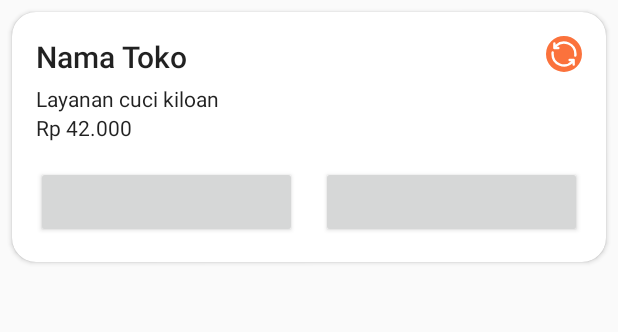
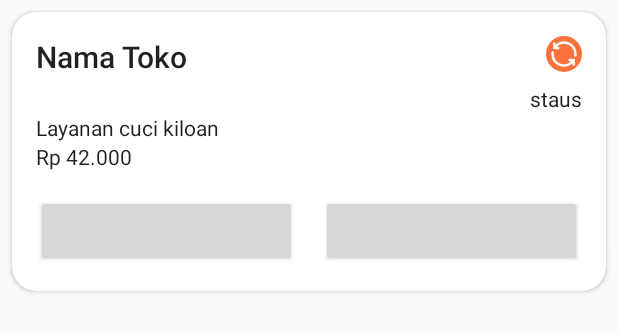
Before and after one commit to basriumar12/update-konsumen---Laundry, an Android app: the layout adapter_booking.xml on its own in the app's theme, with its tools: preview values and no code run, on a phone screen of 412 x 824 dp. Shown: the top 332 px of the screen. Run offline under Robolectric (Android 15) with nearby library versions, the phone set to English and light mode, and no system bars; plain views replace FancyButton.

Commit message:
update dunia laundry

```diff
--- a/app/src/main/java/com/samyotech/laundry/ui/activity/SearchActivity.java
+++ b/app/src/main/java/com/samyotech/laundry/ui/activity/SearchActivity.java
@@ -4,6 +4,7 @@ import android.content.Context;
 import android.os.Bundle;
 import android.text.Editable;
 import android.text.TextWatcher;
+import android.util.Log;
 import android.view.View;
 
 import androidx.appcompat.app.AppCompatActivity;
@@ -93,6 +94,7 @@ public class SearchActivity extends AppCompatActivity {
 
                     }
                 } else {
+                    Log.e("TAG","search : "+msg);
                     ProjectUtils.showToast(mContext, msg);
                 }
             }
--- a/app/src/main/java/com/samyotech/laundry/ui/adapter/OperationalAdapter.java
+++ b/app/src/main/java/com/samyotech/laundry/ui/adapter/OperationalAdapter.java
@@ -52,6 +52,11 @@ public class OperationalAdapter extends RecyclerView.Adapter<OperationalAdapter.
     public void onBindViewHolder(@NonNull MyViewHolder holder, int position) {
         binding.tvDate.setText("Hari : " + servicesDTOArrayList.get(position).getHari());
         binding.tvTime.setText("Jam Buka : " + servicesDTOArrayList.get(position).getJamBuka() + " Jam Tutup: " + servicesDTOArrayList.get(position).getJamTutup());
+
+        if(servicesDTOArrayList.get(position).getStatus().equals("0")){
+            binding.tvTime.setVisibility(View.GONE);
+            binding.tvDate.setVisibility(View.GONE);
+        }
     }
 
     @Override
--- a/app/src/main/java/com/samyotech/laundry/ui/fragment/AboutFragment.java
+++ b/app/src/main/java/com/samyotech/laundry/ui/fragment/AboutFragment.java
@@ -167,9 +167,11 @@ public class AboutFragment extends Fragment {
                     sydney = new LatLng(Double.parseDouble(prefrence.getValue(Consts.LATITUDE)), Double.parseDouble(prefrence.getValue(Consts.LONGITUDE)));
 
                 } else {
+                    try {
+                        sydney = new LatLng(Double.parseDouble(popLaundryDTO.getLatitude()), Double.parseDouble(popLaundryDTO.getLongitude()));
+                    }catch (NumberFormatException e){
 
-                    sydney = new LatLng(Double.parseDouble(popLaundryDTO.getLatitude()), Double.parseDouble(popLaundryDTO.getLongitude()));
-
+                    }
                     googleMap.addMarker(new MarkerOptions().position(sydney).title(userDTO.getName()).title(popLaundryDTO.getShop_name()).snippet(userDTO.getUser_id()));
 
                     CameraPosition cameraPosition = new CameraPosition.Builder().target(sydney).zoom(12).build();
--- a/app/src/main/java/com/samyotech/laundry/ui/fragment/NearByFragment.java
+++ b/app/src/main/java/com/samyotech/laundry/ui/fragment/NearByFragment.java
@@ -441,8 +441,11 @@ public class NearByFragment extends Fragment {
                 } else {
                     ProjectUtils.pauseProgressDialog();
                     getNearByLaundry();
+                    try {
+                        googleMap.clear();
+                    }catch (NullPointerException e){
 
-                    googleMap.clear();
+                    }
                 }
             }
         });
--- a/app/src/main/res/layout/activity_chat.xml
+++ b/app/src/main/res/layout/activity_chat.xml
@@ -33,9 +33,10 @@
 
     <androidx.swiperefreshlayout.widget.SwipeRefreshLayout
         android:id="@+id/swipe_refresh_layout"
+
         android:layout_width="match_parent"
         android:layout_height="match_parent"
-        android:layout_above="@+id/linearLayoutFooter"
+        android:layout_above="@+id/relativeBottomArea"
         android:layout_below="@+id/header_container"
         android:layout_marginTop="@dimen/_2sdp"
         android:background="@color/white">
--- a/app/src/main/res/layout/adapter_booking.xml
+++ b/app/src/main/res/layout/adapter_booking.xml
@@ -42,11 +42,20 @@
             </LinearLayout>
 
             <TextView
+                android:gravity="right"
+                android:id="@+id/status_pesanan"
+                style="@style/TextAppearance.AppCompat.Body1"
+                android:layout_width="match_parent"
+                android:layout_height="match_parent"
+                android:text="staus" />
+            <TextView
                 android:id="@+id/layanan"
                 style="@style/TextAppearance.AppCompat.Body1"
                 android:layout_width="match_parent"
                 android:layout_height="match_parent"
                 android:text="Layanan cuci kiloan" />
+
+
 
             <TextView
                 android:id="@+id/harga"
--- a/app/src/main/res/layout/adapter_popular_laundries.xml
+++ b/app/src/main/res/layout/adapter_popular_laundries.xml
@@ -70,7 +70,8 @@
                 style="@style/TextAppearance.AppCompat.Caption"
                 android:layout_width="wrap_content"
                 android:layout_height="wrap_content"
-                android:text="Alamat laundry" />
+                android:maxLength="37"
+                android:text="Alamat" />
 
             <ImageView
                 android:layout_width="4dp"
```
Also changed, not shown: app/src/main/java/com/samyotech/laundry/model/OrderListDTO.java (+9 -0 lines), app/src/main/java/com/samyotech/laundry/ui/adapter/BookingAdapter.java (+22 -1 lines), app/src/main/res/layout/fragment_booking.xml (+10 -4 lines).
